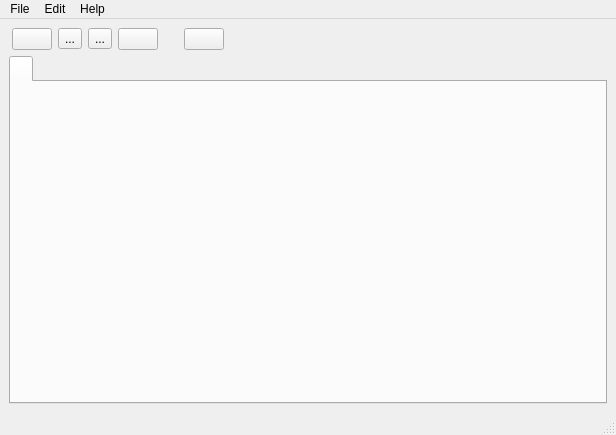
pinnaculum/galacteek, file galacteek/ui/galacteek.ui: the form before one commit.
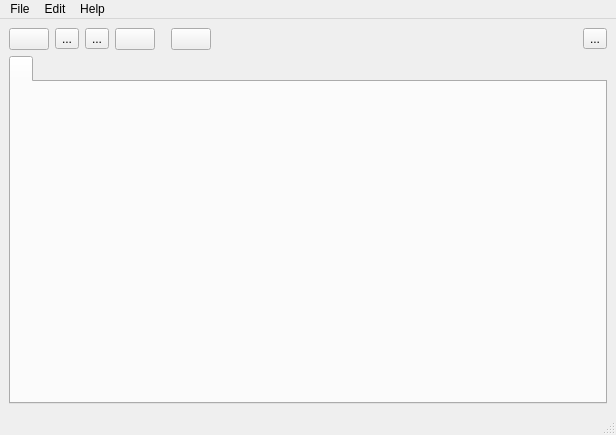
The form after the commit. Icons and pictures are not drawn.

Commit message: rework the main window layouts and add a global pin-all button that enables automatic pinning for all tabs

```diff
--- a/galacteek/ui/galacteek.ui
+++ b/galacteek/ui/galacteek.ui
@@ -26,11 +26,8 @@
   <widget class="QWidget" name="centralwidget">
    <layout class="QVBoxLayout" name="verticalLayout_3">
     <item>
-     <layout class="QFormLayout" name="formLayout">
-      <property name="leftMargin">
-       <number>3</number>
-      </property>
-      <item row="0" column="0">
+     <layout class="QHBoxLayout" name="horizontalLayout">
+      <item>
        <layout class="QHBoxLayout" name="horizontalLayout_2">
         <property name="sizeConstraint">
          <enum>QLayout::SetMaximumSize</enum>
@@ -120,9 +117,12 @@
           <property name="orientation">
            <enum>Qt::Horizontal</enum>
           </property>
+          <property name="sizeType">
+           <enum>QSizePolicy::Maximum</enum>
+          </property>
           <property name="sizeHint" stdset="0">
            <size>
-            <width>20</width>
+            <width>10</width>
             <height>20</height>
            </size>
           </property>
@@ -148,6 +148,43 @@
           </property>
          </widget>
         </item>
+        <item>
+         <spacer name="horizontalSpacer_2">
+          <property name="orientation">
+           <enum>Qt::Horizontal</enum>
+          </property>
+          <property name="sizeHint" stdset="0">
+           <size>
+            <width>40</width>
+            <height>20</height>
+           </size>
+          </property>
+         </spacer>
+        </item>
+        <item>
+         <layout class="QHBoxLayout" name="horizontalLayout_4">
+          <item>
+           <widget class="QToolButton" name="pinAllGlobalButton">
+            <property name="toolTip">
+             <string>&lt;html&gt;&lt;head/&gt;&lt;body&gt;&lt;p&gt;Global automatic pinning (sets automatic pinning for every browsing tab)&lt;/p&gt;&lt;/body&gt;&lt;/html&gt;</string>
+            </property>
+            <property name="text">
+             <string>...</string>
+            </property>
+            <property name="icon">
+             <iconset resource="galacteek.qrc">
+              <normaloff>:/share/icons/pin-black.png</normaloff>:/share/icons/pin-black.png</iconset>
+            </property>
+            <property name="iconSize">
+             <size>
+              <width>24</width>
+              <height>24</height>
+             </size>
+            </property>
+           </widget>
+          </item>
+         </layout>
+        </item>
        </layout>
       </item>
      </layout>
```
The commit also changes 5 other files.
